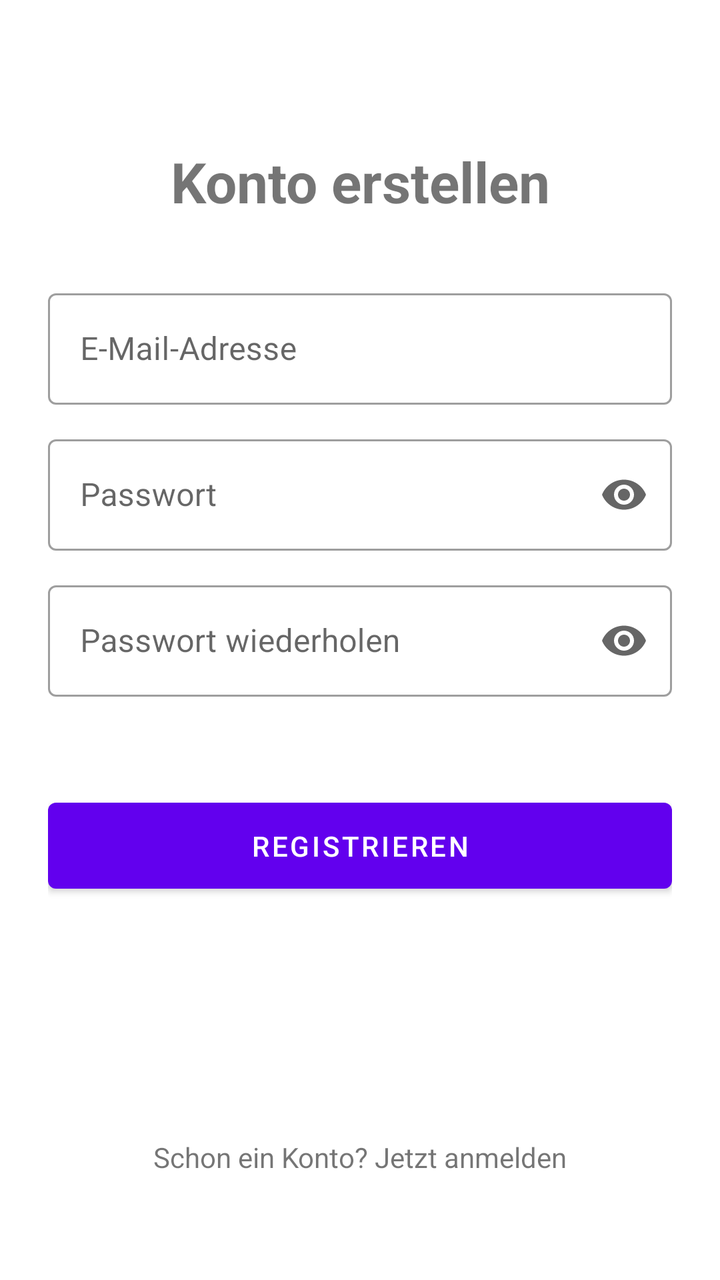
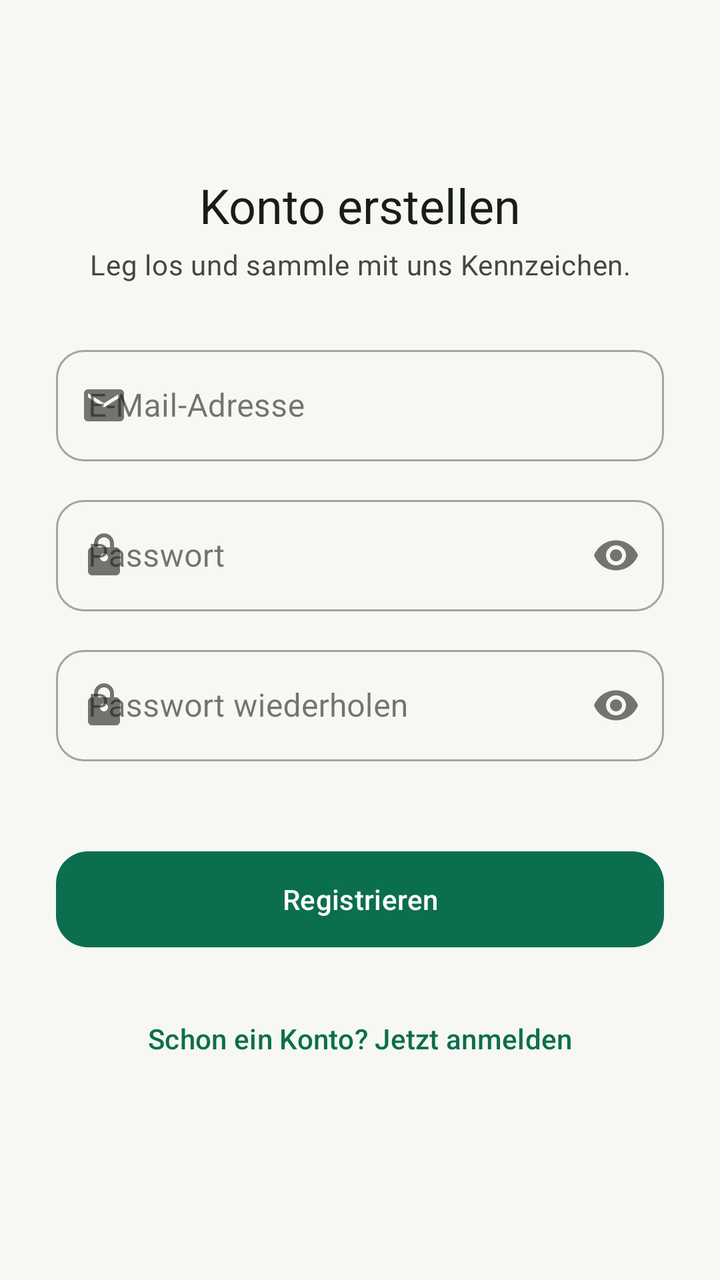

Before-and-after screenshots of an Android layout around one commit, followed by the original layout XML and the change that was made.
<!-- AndroidManifest.xml: application theme Theme.Zylka -->
<!-- res/layout/activity_register.xml -->
<?xml version="1.0" encoding="utf-8"?>
<androidx.constraintlayout.widget.ConstraintLayout xmlns:android="http://schemas.android.com/apk/res/android"
    xmlns:app="http://schemas.android.com/apk/res-auto"
    android:layout_width="match_parent"
    android:layout_height="match_parent"
    android:padding="24dp">

    <TextView
        android:id="@+id/text_title"
        android:layout_width="wrap_content"
        android:layout_height="wrap_content"
        android:layout_marginTop="48dp"
        android:text="@string/register_title"
        android:textSize="28sp"
        android:textStyle="bold"
        app:layout_constraintEnd_toEndOf="parent"
        app:layout_constraintStart_toStartOf="parent"
        app:layout_constraintTop_toTopOf="parent" />

    <com.google.android.material.textfield.TextInputLayout
        android:id="@+id/input_layout_email"
        style="@style/Widget.MaterialComponents.TextInputLayout.OutlinedBox"
        android:layout_width="0dp"
        android:layout_height="wrap_content"
        android:layout_marginTop="32dp"
        android:hint="@string/hint_email"
        app:layout_constraintEnd_toEndOf="parent"
        app:layout_constraintStart_toStartOf="parent"
        app:layout_constraintTop_toBottomOf="@id/text_title">

        <com.google.android.material.textfield.TextInputEditText
            android:id="@+id/input_email"
            android:layout_width="match_parent"
            android:layout_height="wrap_content"
            android:inputType="textEmailAddress" />
    </com.google.android.material.textfield.TextInputLayout>

    <com.google.android.material.textfield.TextInputLayout
        android:id="@+id/input_layout_password"
        style="@style/Widget.MaterialComponents.TextInputLayout.OutlinedBox"
        android:layout_width="0dp"
        android:layout_height="wrap_content"
        android:layout_marginTop="12dp"
        android:hint="@string/hint_password"
        app:endIconMode="password_toggle"
        app:layout_constraintEnd_toEndOf="parent"
        app:layout_constraintStart_toStartOf="parent"
        app:layout_constraintTop_toBottomOf="@id/input_layout_email">

        <com.google.android.material.textfield.TextInputEditText
            android:id="@+id/input_password"
            android:layout_width="match_parent"
            android:layout_height="wrap_content"
            android:inputType="textPassword" />
    </com.google.android.material.textfield.TextInputLayout>

    <com.google.android.material.textfield.TextInputLayout
        android:id="@+id/input_layout_password_confirm"
        style="@style/Widget.MaterialComponents.TextInputLayout.OutlinedBox"
        android:layout_width="0dp"
        android:layout_height="wrap_content"
        android:layout_marginTop="12dp"
        android:hint="@string/hint_password_confirm"
        app:endIconMode="password_toggle"
        app:layout_constraintEnd_toEndOf="parent"
        app:layout_constraintStart_toStartOf="parent"
        app:layout_constraintTop_toBottomOf="@id/input_layout_password">

        <com.google.android.material.textfield.TextInputEditText
            android:id="@+id/input_password_confirm"
            android:layout_width="match_parent"
            android:layout_height="wrap_content"
            android:inputType="textPassword" />
    </com.google.android.material.textfield.TextInputLayout>

    <TextView
        android:id="@+id/text_error"
        android:layout_width="0dp"
        android:layout_height="wrap_content"
        android:layout_marginTop="12dp"
        android:textColor="#D32F2F"
        app:layout_constraintEnd_toEndOf="parent"
        app:layout_constraintStart_toStartOf="parent"
        app:layout_constraintTop_toBottomOf="@id/input_layout_password_confirm" />

    <com.google.android.material.button.MaterialButton
        android:id="@+id/button_register"
        android:layout_width="0dp"
        android:layout_height="wrap_content"
        android:layout_marginTop="16dp"
        android:padding="12dp"
        android:text="@string/action_register"
        app:layout_constraintEnd_toEndOf="parent"
        app:layout_constraintStart_toStartOf="parent"
        app:layout_constraintTop_toBottomOf="@id/text_error" />

    <ProgressBar
        android:id="@+id/progress_register"
        android:layout_width="wrap_content"
        android:layout_height="wrap_content"
        android:layout_marginTop="16dp"
        android:visibility="gone"
        app:layout_constraintEnd_toEndOf="parent"
        app:layout_constraintStart_toStartOf="parent"
        app:layout_constraintTop_toBottomOf="@id/button_register" />

    <TextView
        android:id="@+id/text_login_link"
        android:layout_width="wrap_content"
        android:layout_height="wrap_content"
        android:layout_marginBottom="24dp"
        android:clickable="true"
        android:focusable="true"
        android:padding="4dp"
        android:text="@string/prompt_have_account"
        app:layout_constraintBottom_toBottomOf="parent"
        app:layout_constraintEnd_toEndOf="parent"
        app:layout_constraintStart_toStartOf="parent" />

</androidx.constraintlayout.widget.ConstraintLayout>
<!-- resources referenced by this layout -->
<resources>
  <style name="Theme.Zylka" parent="Theme.MaterialComponents.Light.DarkActionBar">
          
          <item name="colorPrimary">@color/purple_500</item>
          <item name="colorPrimaryVariant">@color/purple_700</item>
          <item name="colorOnPrimary">@color/white</item>
          
          <item name="colorSecondary">@color/teal_200</item>
          <item name="colorSecondaryVariant">@color/teal_700</item>
          <item name="colorOnSecondary">@color/black</item>
          
          <item name="android:statusBarColor">?attr/colorPrimaryVariant</item>
          
      </style>
  <color name="purple_500">#FF6200EE</color>
  <color name="purple_700">#FF3700B3</color>
  <color name="white">#FFFFFFFF</color>
  <color name="teal_200">#FF03DAC5</color>
  <color name="teal_700">#FF018786</color>
  <color name="black">#FF000000</color>
  <!-- unchanged entries left out for length: 6 -->
</resources>

<!-- the commit's change to res/layout/activity_register.xml (unified diff, before → after) -->
@@ -1,120 +1,137 @@
 <?xml version="1.0" encoding="utf-8"?>
-<androidx.constraintlayout.widget.ConstraintLayout xmlns:android="http://schemas.android.com/apk/res/android"
+<ScrollView xmlns:android="http://schemas.android.com/apk/res/android"
     xmlns:app="http://schemas.android.com/apk/res-auto"
     android:layout_width="match_parent"
     android:layout_height="match_parent"
-    android:padding="24dp">
+    android:background="@color/brand_background"
+    android:fillViewport="true">
 
-    <TextView
-        android:id="@+id/text_title"
-        android:layout_width="wrap_content"
+    <LinearLayout
+        android:layout_width="match_parent"
         android:layout_height="wrap_content"
-        android:layout_marginTop="48dp"
-        android:text="@string/register_title"
-        android:textSize="28sp"
-        android:textStyle="bold"
-        app:layout_constraintEnd_toEndOf="parent"
-        app:layout_constraintStart_toStartOf="parent"
-        app:layout_constraintTop_toTopOf="parent" />
+        android:minHeight="match_parent"
+        android:gravity="center_vertical"
+        android:orientation="vertical"
+        android:padding="28dp">
 
-    <com.google.android.material.textfield.TextInputLayout
-        android:id="@+id/input_layout_email"
-        style="@style/Widget.MaterialComponents.TextInputLayout.OutlinedBox"
-        android:layout_width="0dp"
-        android:layout_height="wrap_content"
-        android:layout_marginTop="32dp"
-        android:hint="@string/hint_email"
-        app:layout_constraintEnd_toEndOf="parent"
-        app:layout_constraintStart_toStartOf="parent"
-        app:layout_constraintTop_toBottomOf="@id/text_title">
-
-        <com.google.android.material.textfield.TextInputEditText
-            android:id="@+id/input_email"
+        <TextView
+            android:id="@+id/text_title"
             android:layout_width="match_parent"
             android:layout_height="wrap_content"
-            android:inputType="textEmailAddress" />
-    </com.google.android.material.textfield.TextInputLayout>
+            android:gravity="center_horizontal"
+            android:text="@string/register_title"
+            android:textAppearance="?attr/textAppearanceHeadlineSmall"
+            android:textColor="@color/brand_on_background" />
 
-    <com.google.android.material.textfield.TextInputLayout
-        android:id="@+id/input_layout_password"
-        style="@style/Widget.MaterialComponents.TextInputLayout.OutlinedBox"
-        android:layout_width="0dp"
-        android:layout_height="wrap_content"
-        android:layout_marginTop="12dp"
-        android:hint="@string/hint_password"
-        app:endIconMode="password_toggle"
-        app:layout_constraintEnd_toEndOf="parent"
-        app:layout_constraintStart_toStartOf="parent"
-        app:layout_constraintTop_toBottomOf="@id/input_layout_email">
-
-        <com.google.android.material.textfield.TextInputEditText
-            android:id="@+id/input_password"
+        <TextView
             android:layout_width="match_parent"
             android:layout_height="wrap_content"
-            android:inputType="textPassword" />
-    </com.google.android.material.textfield.TextInputLayout>
+            android:layout_marginTop="4dp"
+            android:gravity="center_horizontal"
+            android:text="@string/register_subtitle"
+            android:textAppearance="?attr/textAppearanceBodyMedium"
+            android:textColor="@color/brand_on_surface_variant" />
 
-    <com.google.android.material.textfield.TextInputLayout
-        android:id="@+id/input_layout_password_confirm"
-        style="@style/Widget.MaterialComponents.TextInputLayout.OutlinedBox"
-        android:layout_width="0dp"
-        android:layout_height="wrap_content"
-        android:layout_marginTop="12dp"
-        android:hint="@string/hint_password_confirm"
-        app:endIconMode="password_toggle"
-        app:layout_constraintEnd_toEndOf="parent"
-        app:layout_constraintStart_toStartOf="parent"
-        app:layout_constraintTop_toBottomOf="@id/input_layout_password">
-
-        <com.google.android.material.textfield.TextInputEditText
-            android:id="@+id/input_password_confirm"
+        <com.google.android.material.textfield.TextInputLayout
+            android:id="@+id/input_layout_email"
+            style="@style/Widget.MaterialComponents.TextInputLayout.OutlinedBox"
             android:layout_width="match_parent"
             android:layout_height="wrap_content"
-            android:inputType="textPassword" />
-    </com.google.android.material.textfield.TextInputLayout>
+            android:layout_marginTop="28dp"
+            android:hint="@string/hint_email"
+            app:boxCornerRadiusBottomEnd="14dp"
+            app:boxCornerRadiusBottomStart="14dp"
+            app:boxCornerRadiusTopEnd="14dp"
+            app:boxCornerRadiusTopStart="14dp"
+            app:startIconDrawable="@drawable/ic_mail">
 
-    <TextView
-        android:id="@+id/text_error"
-        android:layout_width="0dp"
-        android:layout_height="wrap_content"
-        android:layout_marginTop="12dp"
-        android:textColor="#D32F2F"
-        app:layout_constraintEnd_toEndOf="parent"
-        app:layout_constraintStart_toStartOf="parent"
-        app:layout_constraintTop_toBottomOf="@id/input_layout_password_confirm" />
+            <com.google.android.material.textfield.TextInputEditText
+                android:id="@+id/input_email"
+                android:layout_width="match_parent"
+                android:layout_height="wrap_content"
+                android:inputType="textEmailAddress" />
+        </com.google.android.material.textfield.TextInputLayout>
 
-    <com.google.android.material.button.MaterialButton
-        android:id="@+id/button_register"
-        android:layout_width="0dp"
-        android:layout_height="wrap_content"
-        android:layout_marginTop="16dp"
-        android:padding="12dp"
-        android:text="@string/action_register"
-        app:layout_constraintEnd_toEndOf="parent"
-        app:layout_constraintStart_toStartOf="parent"
-        app:layout_constraintTop_toBottomOf="@id/text_error" />
+        <com.google.android.material.textfield.TextInputLayout
+            android:id="@+id/input_layout_password"
+            style="@style/Widget.MaterialComponents.TextInputLayout.OutlinedBox"
+            android:layout_width="match_parent"
+            android:layout_height="wrap_content"
+            android:layout_marginTop="14dp"
+            android:hint="@string/hint_password"
+            app:boxCornerRadiusBottomEnd="14dp"
+            app:boxCornerRadiusBottomStart="14dp"
+            app:boxCornerRadiusTopEnd="14dp"
+            app:boxCornerRadiusTopStart="14dp"
+            app:endIconMode="password_toggle"
+            app:startIconDrawable="@drawable/ic_lock">
 
-    <ProgressBar
-        android:id="@+id/progress_register"
-        android:layout_width="wrap_content"
-        android:layout_height="wrap_content"
-        android:layout_marginTop="16dp"
-        android:visibility="gone"
-        app:layout_constraintEnd_toEndOf="parent"
-        app:layout_constraintStart_toStartOf="parent"
-        app:layout_constraintTop_toBottomOf="@id/button_register" />
+            <com.google.android.material.textfield.TextInputEditText
+                android:id="@+id/input_password"
+                android:layout_width="match_parent"
+                android:layout_height="wrap_content"
+                android:inputType="textPassword" />
+        </com.google.android.material.textfield.TextInputLayout>
 
-    <TextView
-        android:id="@+id/text_login_link"
-        android:layout_width="wrap_content"
-        android:layout_height="wrap_content"
-        android:layout_marginBottom="24dp"
-        android:clickable="true"
-        android:focusable="true"
-        android:padding="4dp"
-        android:text="@string/prompt_have_account"
-        app:layout_constraintBottom_toBottomOf="parent"
-        app:layout_constraintEnd_toEndOf="parent"
-        app:layout_constraintStart_toStartOf="parent" />
+        <com.google.android.material.textfield.TextInputLayout
+            android:id="@+id/input_layout_password_confirm"
+            style="@style/Widget.MaterialComponents.TextInputLayout.OutlinedBox"
+            android:layout_width="match_parent"
+            android:layout_height="wrap_content"
+            android:layout_marginTop="14dp"
+            android:hint="@string/hint_password_confirm"
+            app:boxCornerRadiusBottomEnd="14dp"
+            app:boxCornerRadiusBottomStart="14dp"
+            app:boxCornerRadiusTopEnd="14dp"
+            app:boxCornerRadiusTopStart="14dp"
+            app:endIconMode="password_toggle"
+            app:startIconDrawable="@drawable/ic_lock">
 
-</androidx.constraintlayout.widget.ConstraintLayout>
+            <com.google.android.material.textfield.TextInputEditText
+                android:id="@+id/input_password_confirm"
+                android:layout_width="match_parent"
+                android:layout_height="wrap_content"
+                android:inputType="textPassword" />
+        </com.google.android.material.textfield.TextInputLayout>
+
+        <TextView
+            android:id="@+id/text_error"
+            android:layout_width="match_parent"
+            android:layout_height="wrap_content"
+            android:layout_marginTop="10dp"
+            android:textAppearance="?attr/textAppearanceBodyMedium"
+            android:textColor="@color/brand_error" />
+
+        <com.google.android.material.button.MaterialButton
+            android:id="@+id/button_register"
+            android:layout_width="match_parent"
+            android:layout_height="56dp"
+            android:layout_marginTop="12dp"
+            android:text="@string/action_register"
+            android:textAppearance="?attr/textAppearanceLabelLarge"
+            app:cornerRadius="16dp" />
+
+        <ProgressBar
+            android:id="@+id/progress_register"
+            android:layout_width="wrap_content"
+            android:layout_height="wrap_content"
+            android:layout_gravity="center_horizontal"
+            android:layout_marginTop="16dp"
+            android:visibility="gone" />
+
+        <TextView
+            android:id="@+id/text_login_link"
+            android:layout_width="match_parent"
+            android:layout_height="wrap_content"
+            android:layout_marginTop="28dp"
+            android:clickable="true"
+            android:focusable="true"
+            android:gravity="center_horizontal"
+            android:minHeight="48dp"
+            android:padding="4dp"
+            android:text="@string/prompt_have_account"
+            android:textAppearance="?attr/textAppearanceLabelLarge"
+            android:textColor="@color/brand_primary" />
+
+    </LinearLayout>
+</ScrollView>
<!-- resource entries referenced after the edit -->
@@ -1,24 +1,87 @@
 <!-- resources referenced by this layout -->
 <resources>
-  <style name="Theme.Zylka" parent="Theme.MaterialComponents.Light.DarkActionBar">
-          
-          <item name="colorPrimary">@color/purple_500</item>
-          <item name="colorPrimaryVariant">@color/purple_700</item>
-          <item name="colorOnPrimary">@color/white</item>
-          
-          <item name="colorSecondary">@color/teal_200</item>
-          <item name="colorSecondaryVariant">@color/teal_700</item>
-          <item name="colorOnSecondary">@color/black</item>
-          
-          <item name="android:statusBarColor">?attr/colorPrimaryVariant</item>
-          
+  <color name="brand_background">#F7F8F3</color>
+  <color name="brand_error">#BA1A1A</color>
+  <color name="brand_on_background">#191D18</color>
+  <color name="brand_on_surface_variant">#424940</color>
+  <color name="brand_primary">#0B6E4F</color>
+  <!-- drawable ic_lock (drawable) -->
+  <vector xmlns:android="http://schemas.android.com/apk/res/android"
+      android:width="24dp"
+      android:height="24dp"
+      android:viewportWidth="24"
+      android:viewportHeight="24"
+      android:tint="?attr/colorControlNormal">
+      <path
+          android:fillColor="#FF000000"
+          android:pathData="M18,8h-1L17,6c0,-2.76 -2.24,-5 -5,-5S7,3.24 7,6v2H6c-1.1,0 -2,0.9 -2,2v10c0,1.1 0.9,2 2,2h12c1.1,0 2,-0.9 2,-2V10c0,-1.1 -0.9,-2 -2,-2zM9,6c0,-1.66 1.34,-3 3,-3s3,1.34 3,3v2L9,8L9,6zM12,15c-1.1,0 -2,-0.9 -2,-2s0.9,-2 2,-2 2,0.9 2,2 -0.9,2 -2,2z" />
+  </vector>
+  <!-- drawable ic_mail (drawable) -->
+  <vector xmlns:android="http://schemas.android.com/apk/res/android"
+      android:width="24dp"
+      android:height="24dp"
+      android:viewportWidth="24"
+      android:viewportHeight="24"
+      android:tint="?attr/colorControlNormal">
+      <path
+          android:fillColor="#FF000000"
+          android:pathData="M20,4H4c-1.1,0 -1.99,0.9 -1.99,2L2,18c0,1.1 0.9,2 2,2h16c1.1,0 2,-0.9 2,-2V6c0,-1.1 -0.9,-2 -2,-2zM20,8l-8,5 -8,-5V6l8,5 8,-5v2z" />
+  </vector>
+  <string name="register_subtitle">Leg los und sammle mit uns Kennzeichen.</string>
+  <style name="Theme.Zylka" parent="Theme.Material3.Light.NoActionBar">
+          <item name="colorPrimary">@color/brand_primary</item>
+          <item name="colorOnPrimary">@color/brand_on_primary</item>
+          <item name="colorPrimaryContainer">@color/brand_primary_container</item>
+          <item name="colorOnPrimaryContainer">@color/brand_on_primary_container</item>
+  
+          <item name="colorSecondary">@color/brand_secondary</item>
+          <item name="colorOnSecondary">@color/brand_on_secondary</item>
+          <item name="colorSecondaryContainer">@color/brand_secondary_container</item>
+          <item name="colorOnSecondaryContainer">@color/brand_on_secondary_container</item>
+  
+          <item name="colorTertiary">@color/brand_tertiary</item>
+          <item name="colorOnTertiary">@color/brand_on_tertiary</item>
+          <item name="colorTertiaryContainer">@color/brand_tertiary_container</item>
+          <item name="colorOnTertiaryContainer">@color/brand_on_tertiary_container</item>
+  
+          <item name="android:colorBackground">@color/brand_background</item>
+          <item name="colorOnBackground">@color/brand_on_background</item>
+          <item name="colorSurface">@color/brand_surface</item>
+          <item name="colorOnSurface">@color/brand_on_surface</item>
+          <item name="colorSurfaceVariant">@color/brand_surface_variant</item>
+          <item name="colorOnSurfaceVariant">@color/brand_on_surface_variant</item>
+          <item name="colorOutline">@color/brand_outline</item>
+          <item name="colorOutlineVariant">@color/brand_outline_variant</item>
+  
+          <item name="colorError">@color/brand_error</item>
+          <item name="colorOnError">@color/brand_on_error</item>
+          <item name="colorErrorContainer">@color/brand_error_container</item>
+          <item name="colorOnErrorContainer">@color/brand_on_error_container</item>
+  
+          <item name="android:statusBarColor">@color/brand_surface</item>
+          <item name="android:windowLightStatusBar">true</item>
+          <item name="android:navigationBarColor">@color/brand_surface</item>
+          <item name="android:windowLightNavigationBar" tools:targetApi="27">true</item>
       </style>
-  <color name="purple_500">#FF6200EE</color>
-  <color name="purple_700">#FF3700B3</color>
-  <color name="white">#FFFFFFFF</color>
-  <color name="teal_200">#FF03DAC5</color>
-  <color name="teal_700">#FF018786</color>
-  <color name="black">#FF000000</color>
+  <color name="brand_on_primary">#FFFFFF</color>
+  <color name="brand_primary_container">#B9F1CE</color>
+  <color name="brand_on_primary_container">#00210F</color>
+  <color name="brand_secondary">#B26A00</color>
+  <color name="brand_on_secondary">#FFFFFF</color>
+  <color name="brand_secondary_container">#FFDDB0</color>
+  <color name="brand_on_secondary_container">#3A1F00</color>
+  <color name="brand_tertiary">#3E5FA0</color>
+  <color name="brand_on_tertiary">#FFFFFF</color>
+  <color name="brand_tertiary_container">#D8E2FF</color>
+  <color name="brand_on_tertiary_container">#001A41</color>
+  <color name="brand_surface">#FFFFFF</color>
+  <color name="brand_on_surface">#191D18</color>
+  <color name="brand_surface_variant">#DEE5D9</color>
+  <color name="brand_outline">#72796F</color>
+  <color name="brand_outline_variant">#C2C9BD</color>
+  <color name="brand_on_error">#FFFFFF</color>
+  <color name="brand_error_container">#FFDAD6</color>
+  <color name="brand_on_error_container">#410002</color>
   <!-- unchanged entries left out for length: 6 -->
 </resources>
 
